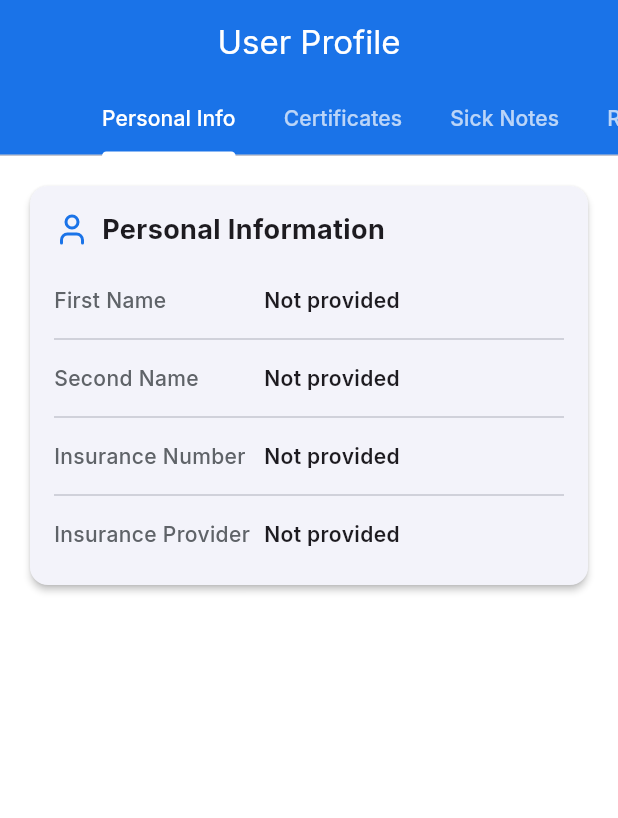
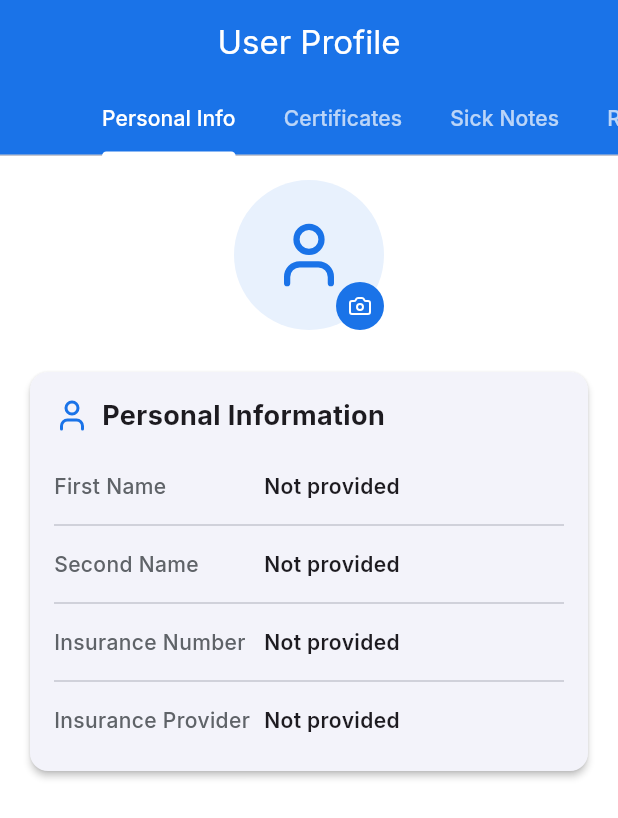
Before and after one commit to Kingmaker-RK/Medicus1, a Flutter app: the UserProfileScreen screen opened by its route, on a phone screen of 412 x 824 dp. Shown: the top 818 px of the screen. Run offline on Flutter 3.47's test engine with Material 3 defaults, Android fonts, the light colour scheme and no system bars; our stand-ins replace dio, firebase_auth, firebase_core, flutter_tts, go_router, google_fonts and 8 more; missing offline and left inert: deepl_dart; accounts and stored records are empty.

Commit message:
Add profile picture functionality to user profile

```diff
--- a/lib/models/user_profile_model.dart
+++ b/lib/models/user_profile_model.dart
@@ -3,6 +3,7 @@ class UserProfileModel {
   final String secondName;
   final String insuranceNumber;
   final String insuranceProvider;
+  final String profilePicturePath;
   final List<Certificate> certificates;
   final List<SickNote> sickNotes;
   final List<Reimbursement> reimbursements;
@@ -13,6 +14,7 @@ class UserProfileModel {
     this.secondName = '',
     this.insuranceNumber = '',
     this.insuranceProvider = '',
+    this.profilePicturePath = '',
     this.certificates = const [],
     this.sickNotes = const [],
     this.reimbursements = const [],
@@ -25,6 +27,7 @@ class UserProfileModel {
       secondName: json['secondName'] as String? ?? '',
       insuranceNumber: json['insuranceNumber'] as String? ?? '',
       insuranceProvider: json['insuranceProvider'] as String? ?? '',
+      profilePicturePath: json['profilePicturePath'] as String? ?? '',
       certificates:
           (json['certificates'] as List<dynamic>?)
               ?.map((e) => Certificate.fromJson(e as Map<String, dynamic>))
@@ -54,6 +57,7 @@ class UserProfileModel {
       'secondName': secondName,
       'insuranceNumber': insuranceNumber,
       'insuranceProvider': insuranceProvider,
+      'profilePicturePath': profilePicturePath,
       'certificates': certificates.map((e) => e.toJson()).toList(),
       'sickNotes': sickNotes.map((e) => e.toJson()).toList(),
       'reimbursements': reimbursements.map((e) => e.toJson()).toList(),
@@ -66,6 +70,7 @@ class UserProfileModel {
     String? secondName,
     String? insuranceNumber,
     String? insuranceProvider,
+    String? profilePicturePath,
     List<Certificate>? certificates,
     List<SickNote>? sickNotes,
     List<Reimbursement>? reimbursements,
@@ -76,6 +81,7 @@ class UserProfileModel {
       secondName: secondName ?? this.secondName,
       insuranceNumber: insuranceNumber ?? this.insuranceNumber,
       insuranceProvider: insuranceProvider ?? this.insuranceProvider,
+      profilePicturePath: profilePicturePath ?? this.profilePicturePath,
       certificates: certificates ?? this.certificates,
       sickNotes: sickNotes ?? this.sickNotes,
       reimbursements: reimbursements ?? this.reimbursements,
--- a/lib/screens/user_profile_screen.dart
+++ b/lib/screens/user_profile_screen.dart
@@ -1,6 +1,8 @@
 import 'package:flutter/material.dart';
 import 'package:provider/provider.dart';
 import 'package:lucide_icons/lucide_icons.dart';
+import 'package:image_picker/image_picker.dart';
+import 'dart:io';
 import '../providers/user_profile_provider.dart';
 import '../models/user_profile_model.dart';
 import '../constants/colors.dart';
@@ -58,7 +60,7 @@ class _UserProfileScreenState extends State<UserProfileScreen>
       body: TabBarView(
         controller: _tabController,
         children: [
-          _buildPersonalInfoTab(profile),
+          _buildPersonalInfoTab(profile, profileProvider),
           _buildCertificatesTab(profile),
           _buildSickNotesTab(profile, profileProvider),
           _buildReimbursementsTab(profile, profileProvider),
@@ -69,12 +71,49 @@ class _UserProfileScreenState extends State<UserProfileScreen>
     );
   }
 
-  Widget _buildPersonalInfoTab(profile) {
+  Widget _buildPersonalInfoTab(profile, UserProfileProvider provider) {
     return SingleChildScrollView(
       padding: const EdgeInsets.all(16),
       child: Column(
-        crossAxisAlignment: CrossAxisAlignment.start,
+        crossAxisAlignment: CrossAxisAlignment.center,
         children: [
+          Center(
+            child: Stack(
+              children: [
+                CircleAvatar(
+                  radius: 50,
+                  backgroundColor: AppColors.primary.withOpacity(0.1),
+                  backgroundImage: profile.profilePicturePath.isNotEmpty
+                      ? FileImage(File(profile.profilePicturePath))
+                      : null,
+                  child: profile.profilePicturePath.isEmpty
+                      ? Icon(LucideIcons.user,
+                          size: 50, color: AppColors.primary)
+                      : null,
+                ),
+                Positioned(
+                  bottom: 0,
+                  right: 0,
+                  child: GestureDetector(
+                    onTap: () => _showImagePickerOptions(provider),
+                    child: Container(
+                      padding: const EdgeInsets.all(8),
+                      decoration: const BoxDecoration(
+                        color: AppColors.primary,
+                        shape: BoxShape.circle,
+                      ),
+                      child: const Icon(
+                        LucideIcons.camera,
+                        size: 16,
+                        color: Colors.white,
+                      ),
+                    ),
+                  ),
+                ),
+              ],
+            ),
+          ),
+          const SizedBox(height: 24),
           _buildSectionCard(
             title: 'Personal Information',
             icon: LucideIcons.user,
@@ -711,4 +750,64 @@ class _UserProfileScreenState extends State<UserProfileScreen>
       ),
     );
   }
+
+  Future<void> _pickImage(
+    UserProfileProvider provider,
+    ImageSource source,
+  ) async {
+    final picker = ImagePicker();
+    try {
+      final pickedFile = await picker.pickImage(source: source);
+      if (pickedFile != null) {
+        await provider.updateProfilePicture(pickedFile.path);
+      }
+    } catch (e) {
+      if (mounted) {
+        ScaffoldMessenger.of(context).showSnackBar(
+          SnackBar(content: Text('Error picking image: $e')),
+        );
+      }
+    }
+  }
+
+  void _showImagePickerOptions(UserProfileProvider provider) {
+    showModalBottomSheet(
+      context: context,
+      builder:
+          (context) => SafeArea(
+            child: Wrap(
+              children: [
+                ListTile(
+                  leading: const Icon(LucideIcons.camera),
+                  title: const Text('Take a photo'),
+                  onTap: () {
+                    Navigator.pop(context);
+                    _pickImage(provider, ImageSource.camera);
+                  },
+                ),
+                ListTile(
+                  leading: const Icon(LucideIcons.image),
+                  title: const Text('Choose from gallery'),
+                  onTap: () {
+                    Navigator.pop(context);
+                    _pickImage(provider, ImageSource.gallery);
+                  },
+                ),
+                if (provider.profile.profilePicturePath.isNotEmpty)
+                  ListTile(
+                    leading: const Icon(LucideIcons.trash2, color: Colors.red),
+                    title: const Text(
+                      'Remove photo',
+                      style: TextStyle(color: Colors.red),
+                    ),
+                    onTap: () {
+                      Navigator.pop(context);
+                      provider.updateProfilePicture('');
+                    },
+                  ),
+              ],
+            ),
+          ),
+    );
+  }
 }
```
Also changed, not shown: lib/providers/user_profile_provider.dart (+9 -0 lines).
